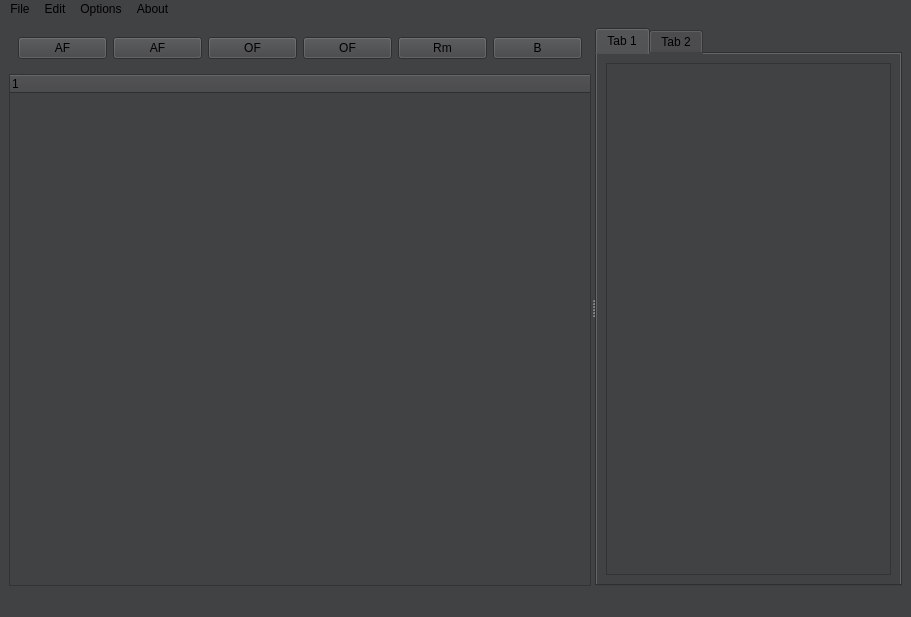
This is codeeditor.ui in EmreArapcicUevak/CodeLab-Notes as Qt 5 draws it before an edit. The edited form follows.
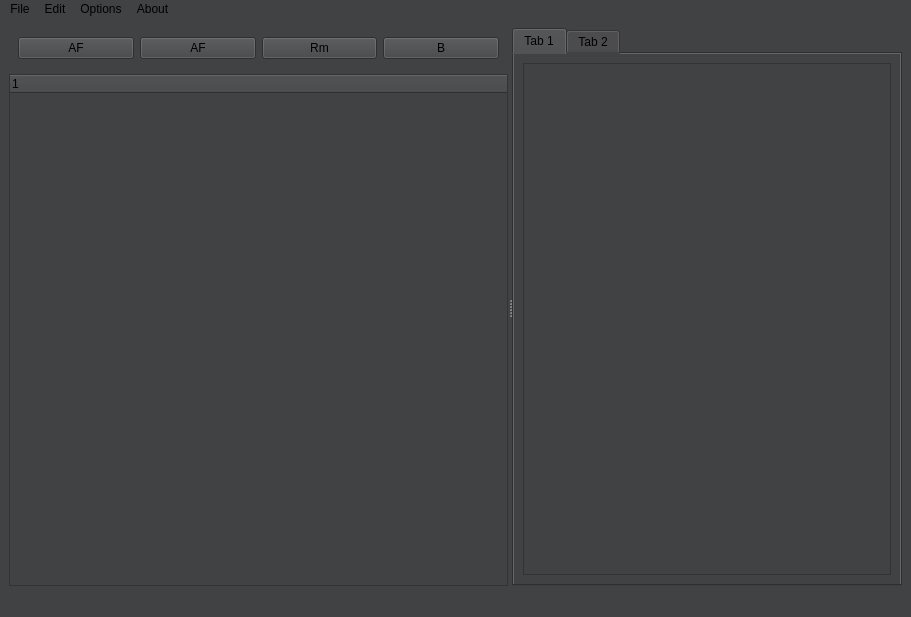
This is the edited form.

The edit to the form file:
```diff
--- a/codeeditor.ui
+++ b/codeeditor.ui
@@ -57,20 +57,6 @@
              </property>
             </widget>
            </item>
-           <item>
-            <widget class="QPushButton" name="pushButton_4">
-             <property name="text">
-              <string>OF</string>
-             </property>
-            </widget>
-           </item>
-           <item>
-            <widget class="QPushButton" name="pushButton">
-             <property name="text">
-              <string>OF</string>
-             </property>
-            </widget>
-           </item>
            <item>
             <widget class="QPushButton" name="pushButton_5">
              <property name="text">
```
